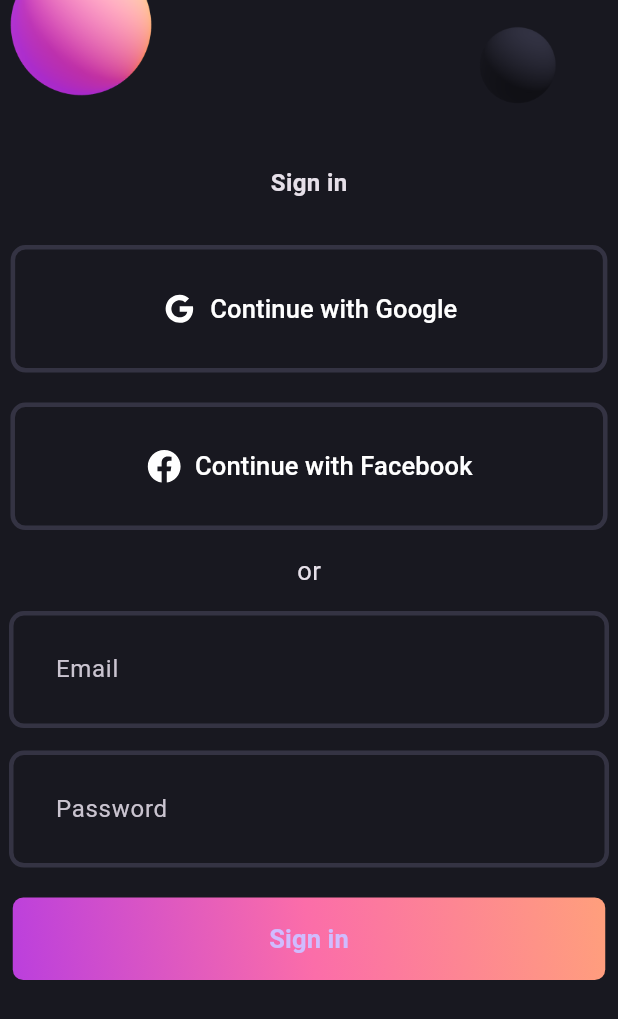
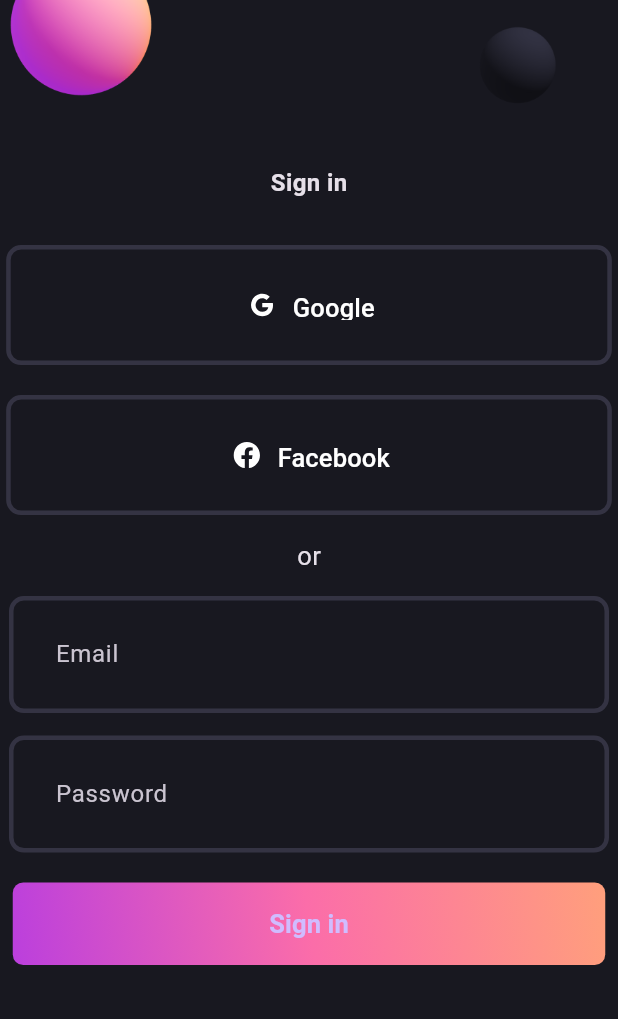
Before and after one commit to Just2sire/flutter_beautiful_login_ui, a Flutter app: the screen it shows after launch, on a phone screen of 412 x 824 dp. Shown: the top 1019 px of the screen. Run offline on Flutter 3.47's test engine with Material 3 defaults, Android fonts, the phone set to English and light mode, and no system bars; our stand-ins replace flutter_svg.

Commit message:
Un peu plus de responsive

```diff
--- a/lib/login_screen.dart
+++ b/lib/login_screen.dart
@@ -8,6 +8,7 @@ class LoginScreen extends StatelessWidget {
 
   @override
   Widget build(BuildContext context) {
+    final size = MediaQuery.sizeOf(context);
     return Scaffold(
       body: SingleChildScrollView(
         child: Center(
@@ -26,16 +27,16 @@ class LoginScreen extends StatelessWidget {
               const SizedBox(
                 height: 30,
               ),
-              const SocialButton(
+              SocialButton(
                 iconPath: "assets/svgs/g_logo.svg",
-                label: "Continue with Google",
+                label: size.width >= 769 ? "Continue with Google" : "Google",
               ),
               const SizedBox(
                 height: 20,
               ),
-              const SocialButton(
+              SocialButton(
                 iconPath: "assets/svgs/f_logo.svg",
-                label: "Continue with Facebook",
+                label: size.width >= 769 ? "Continue with Facebook" : "Facebook",
                 horizontalPadding: 90,
               ),
               const SizedBox(
--- a/lib/widgets/gradient_button.dart
+++ b/lib/widgets/gradient_button.dart
@@ -6,24 +6,21 @@ class GradientButton extends StatelessWidget {
 
   @override
   Widget build(BuildContext context) {
+    final size = MediaQuery.sizeOf(context);
     return Container(
       decoration: BoxDecoration(
-        gradient: const LinearGradient(
-          colors: [
-            Pallete.gradient1,
-            Pallete.gradient2,
-            Pallete.gradient3,
-          ],
-          begin: Alignment.bottomLeft,
-          end: Alignment.topRight
-        ),
+        gradient: const LinearGradient(colors: [
+          Pallete.gradient1,
+          Pallete.gradient2,
+          Pallete.gradient3,
+        ], begin: Alignment.bottomLeft, end: Alignment.topRight,),
         borderRadius: BorderRadius.circular(7),
       ),
       child: ElevatedButton(
         onPressed: () {},
         style: ElevatedButton.styleFrom(
-          fixedSize: const Size(
-            395,
+          fixedSize: Size(
+            size.width >= 178 ? 395 : size.width * 0.97,
             55,
           ),
           backgroundColor: Colors.transparent,
--- a/lib/widgets/login_field.dart
+++ b/lib/widgets/login_field.dart
@@ -7,7 +7,10 @@ class LoginField extends StatelessWidget {
 
   @override
   Widget build(BuildContext context) {
-    return TextFormField(
+    final size = MediaQuery.sizeOf(context);
+    return SizedBox(
+      width: size.width >= 769 ? 395 : size.width * 0.98,
+      child: TextFormField(
         decoration: InputDecoration(
           hintText: hintText,
           contentPadding: const EdgeInsets.all(27),
@@ -26,6 +29,7 @@ class LoginField extends StatelessWidget {
             borderRadius: BorderRadius.circular(10),
           ),
         ),
+      ),
     );
   }
 }
--- a/lib/widgets/social_button.dart
+++ b/lib/widgets/social_button.dart
@@ -17,6 +17,7 @@ class SocialButton extends StatelessWidget {
 
   @override
   Widget build(BuildContext context) {
+    final size = MediaQuery.sizeOf(context);
     return TextButton.icon(
       onPressed: () {},
       icon: SvgPicture.asset(
@@ -32,7 +33,7 @@ class SocialButton extends StatelessWidget {
         ),
       ),
       style: TextButton.styleFrom(
-          // fixedSize: Size(width, height),
+        fixedSize: Size(size.width >= 769 ? 395 : size.width * 0.98, 80),
         padding: EdgeInsets.symmetric(
           horizontal: horizontalPadding,
           vertical: 30,
@@ -43,7 +44,8 @@ class SocialButton extends StatelessWidget {
             width: 3,
           ),
           borderRadius: BorderRadius.circular(10),
-          )),
+        ),
+      ),
     );
   }
 }
```
Lines whose indentation alone changed are shown as unchanged.
